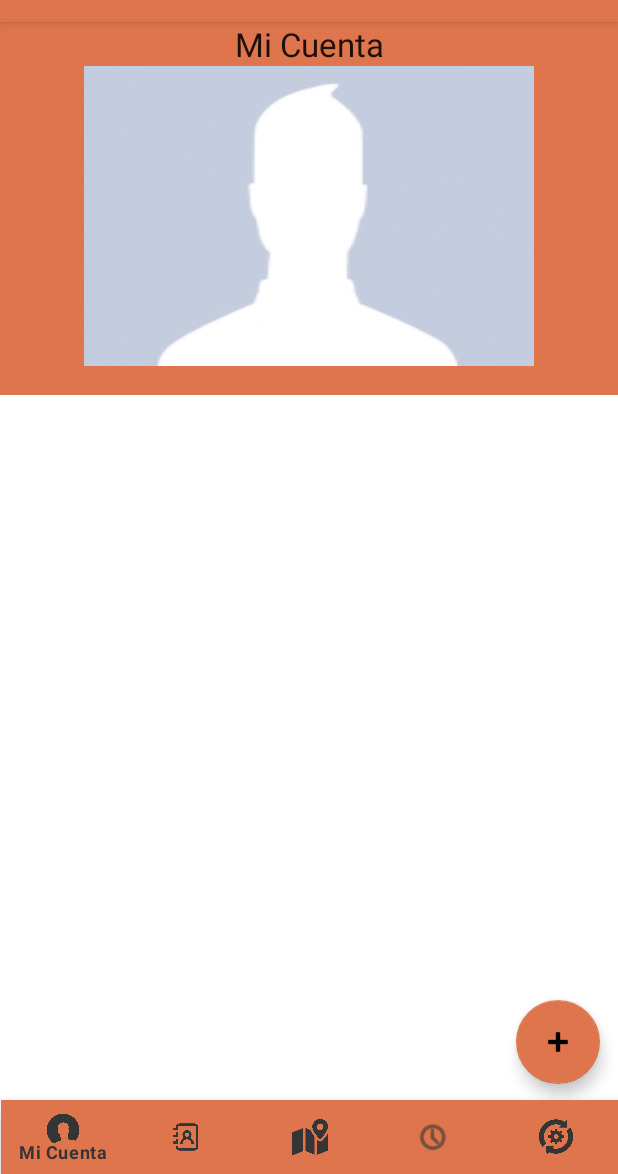
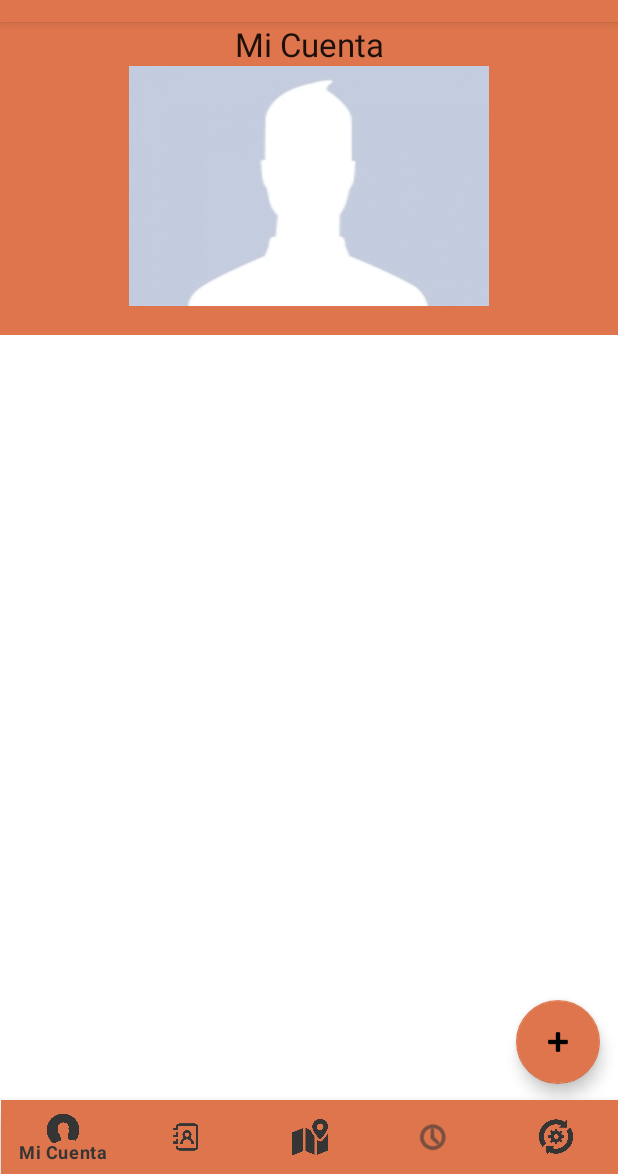
Before and after one commit to AndresReyesRangel/Ontas, an Android app: the fragment MiCuentaFrag placed in its activity, on a phone screen of 412 x 824 dp, the part 62-1236 px from its top. Run offline under Robolectric (Android 15) with nearby library versions, the phone set to English and light mode, and no system bars; our stand-ins replace Firebase (no records; nobody signed in at launch, a user with empty details on screens opened directly); libraries missing offline, so code that uses them is left out: com.androidnetworking, com.androidnetworking.error, com.androidnetworking.interfaces; 1 statement that could not run was skipped.

Commit message:
Foto de perfil bien en pantalla mi cuenta

```diff
--- a/app/src/main/java/mx/itesm/imssc/ontas/MiCuentaFrag.kt
+++ b/app/src/main/java/mx/itesm/imssc/ontas/MiCuentaFrag.kt
@@ -49,6 +49,10 @@ class MiCuentaFrag : Fragment() {
 
     }
 
+    fun generarGrafica(){
+
+    }
+
     override fun onCreateView(
         inflater: LayoutInflater, container: ViewGroup?,
         savedInstanceState: Bundle?
--- a/app/src/main/res/layout/fragment_mi_cuenta.xml
+++ b/app/src/main/res/layout/fragment_mi_cuenta.xml
@@ -43,7 +43,7 @@
             <ImageView
                 android:id="@+id/imgPerfil"
                 android:layout_width="match_parent"
-                android:layout_height="wrap_content"
+                android:layout_height="160dp"
                 app:srcCompat="@drawable/fb"
                 tools:src="@drawable/fb"
                 tools:srcCompat="@drawable/fb" />
```
